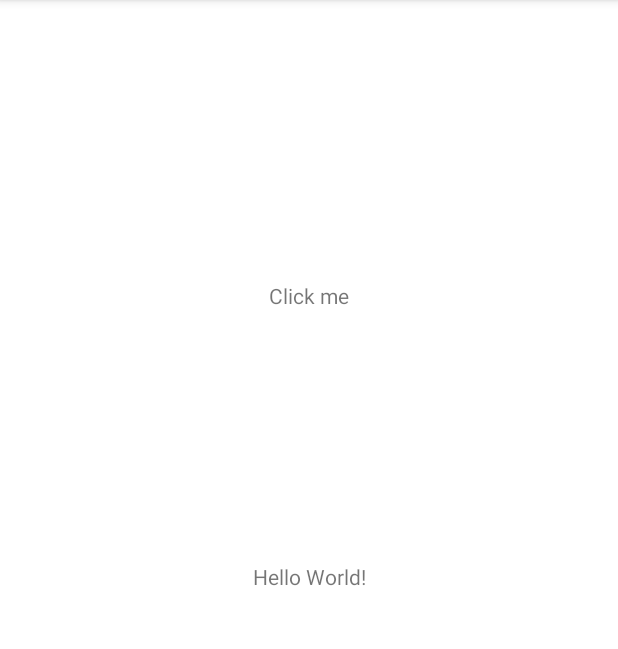
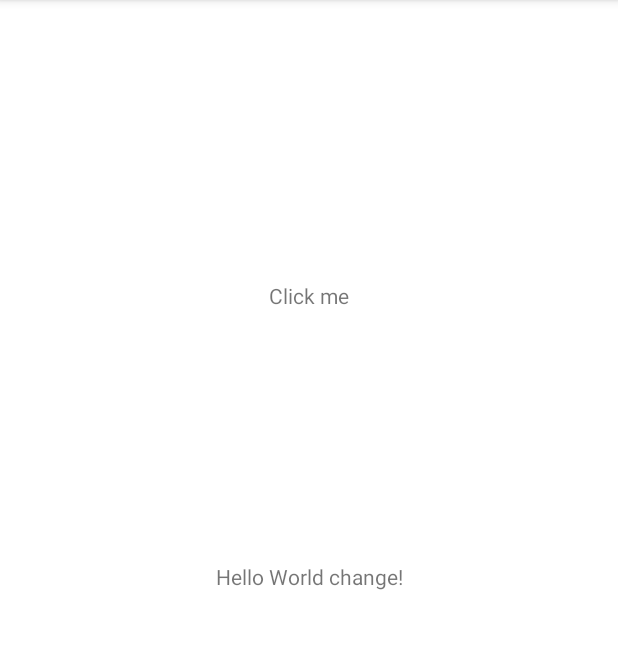
Before and after one commit to savinsharma/hubilo-lite, an Android app: the screen it shows after launch (MainActivity), on a phone screen of 412 x 824 dp, the part 84-733 px from its top. Run offline under Robolectric (Android 15) with nearby library versions, the phone set to English and light mode, and no system bars.

Commit message:
Update activity_main.xml

```diff
--- a/app/src/main/res/layout/activity_main.xml
+++ b/app/src/main/res/layout/activity_main.xml
@@ -10,7 +10,7 @@
         android:id="@+id/hello"
         android:layout_width="wrap_content"
         android:layout_height="wrap_content"
-        android:text="Hello World!"
+        android:text="Hello World change!"
         app:layout_constraintBottom_toBottomOf="parent"
         app:layout_constraintLeft_toLeftOf="parent"
         app:layout_constraintRight_toRightOf="parent"
```
